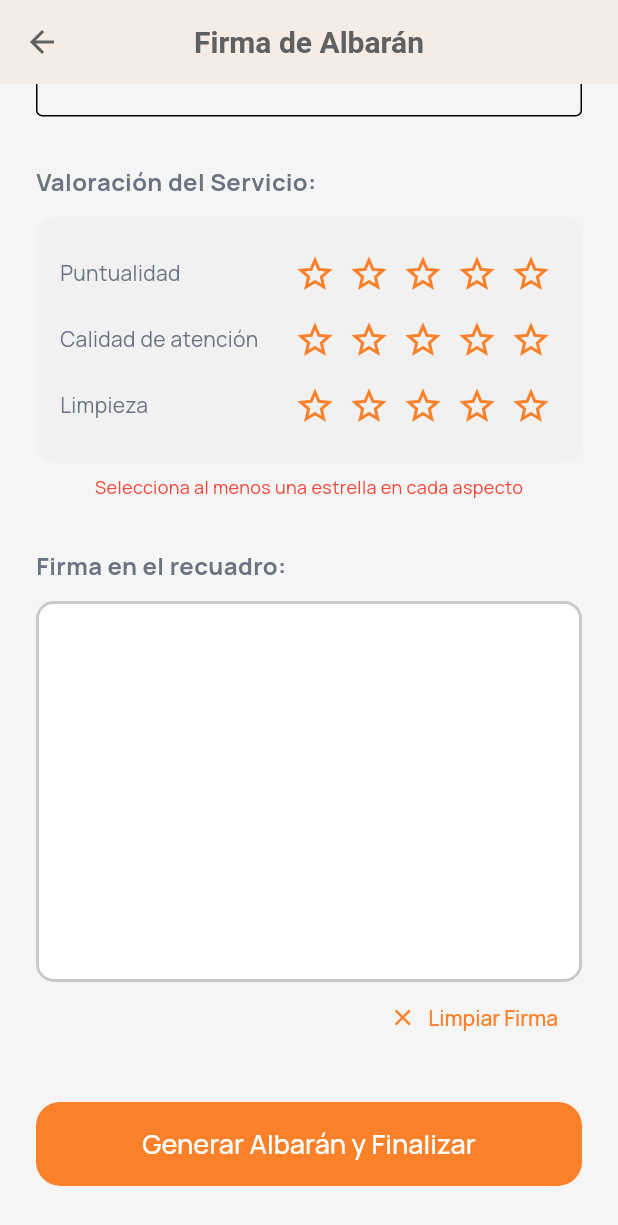
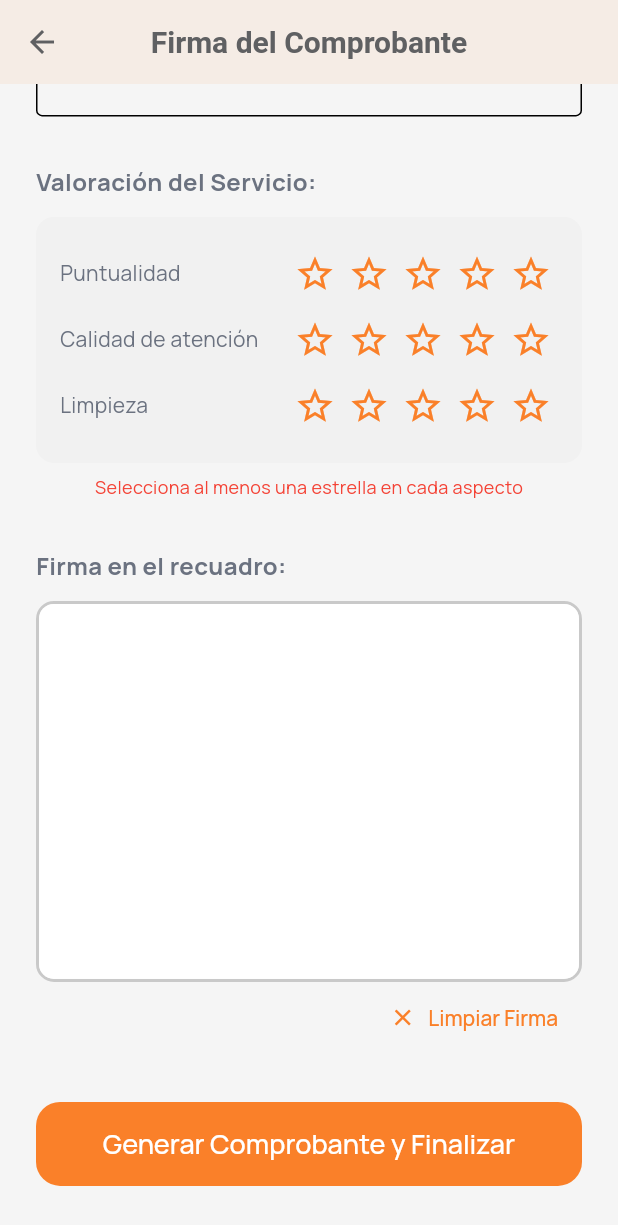
Before and after one commit to desarrolloxprinta/xprinta-survey-app, a Flutter app: the SignatureScreen screen opened directly with empty values, scrolled down 535 dp, on a phone screen of 412 x 824 dp. Shown: the top 1225 px of the screen. Run offline on Flutter 3.47's test engine with Material 3 defaults, Android fonts, the phone set to English and light mode, and no system bars; drawn by our look-alikes of signature; our stand-ins replace file_picker, flutter_local_notifications, flutter_riverpod, flutter_svg, geolocator, google_fonts and 7 more; missing offline and left inert: mobile_scanner; accounts and stored records are empty; Roboto replaces fonts that are missing (Questrial).

Commit message:
feat: Rename Albarán de Medición to Comprobante de Medición throughout the app

```diff
--- a/lib/screens/measurement_detail_screen.dart
+++ b/lib/screens/measurement_detail_screen.dart
@@ -400,7 +400,7 @@ class MeasurementDetailScreen extends ConsumerWidget {
                       });
                     },
                     icon: const Icon(Icons.draw),
-                    label: const Text('Finalizar y Firmar Albarán'),
+                    label: const Text('Finalizar y Firmar Comprobante'),
                     style: OutlinedButton.styleFrom(
                       padding: const EdgeInsets.symmetric(vertical: 16),
                       minimumSize: const Size(double.infinity, 54),
--- a/lib/screens/signature_screen.dart
+++ b/lib/screens/signature_screen.dart
@@ -96,7 +96,7 @@ class _SignatureScreenState extends State<SignatureScreen> {
                 children: [
                   pw.Image(logoImage, height: 40),
                   pw.Text(
-                    'ALBARÁN DE MEDICIÓN',
+                    'COMPROBANTE DE MEDICIÓN',
                     style: pw.TextStyle(
                       font: fontHeading,
                       fontSize: 20,
@@ -261,7 +261,7 @@ class _SignatureScreenState extends State<SignatureScreen> {
       await supabase.from('files').insert({
         'project_id': projectId,
         'category': 'albaran_medicion',
-        'filename': 'Albarán de Medición',
+        'filename': 'Comprobante de Medición',
         'storage_path': path,
         'bucket': 'project-files',
         'size_bytes': bytes.length,
@@ -280,7 +280,7 @@ class _SignatureScreenState extends State<SignatureScreen> {
       }).eq('id', projectId);
 
       if (mounted) {
-        ScaffoldMessenger.of(context).showSnackBar(const SnackBar(content: Text('Albarán generado y guardado.', style: TextStyle(color: Colors.white)), backgroundColor: Colors.green));
+        ScaffoldMessenger.of(context).showSnackBar(const SnackBar(content: Text('Comprobante generado y guardado.', style: TextStyle(color: Colors.white)), backgroundColor: Colors.green));
         Navigator.of(context).popUntil((route) => route.isFirst);
       }
     } catch (e) {
@@ -322,7 +322,7 @@ class _SignatureScreenState extends State<SignatureScreen> {
   @override
   Widget build(BuildContext context) {
     return Scaffold(
-      appBar: AppBar(title: const Text('Firma de Albarán'), elevation: 0),
+      appBar: AppBar(title: const Text('Firma del Comprobante'), elevation: 0),
       body: _isGenerating
         ? const Center(child: CircularProgressIndicator())
         : ListView(
@@ -424,7 +424,7 @@ class _SignatureScreenState extends State<SignatureScreen> {
                   minimumSize: const Size(double.infinity, 56),
                   shape: RoundedRectangleBorder(borderRadius: BorderRadius.circular(16)),
                 ),
-                child: const Text('Generar Albarán y Finalizar', style: TextStyle(fontSize: 18)),
+                child: const Text('Generar Comprobante y Finalizar', style: TextStyle(fontSize: 18)),
               ),
             ],
           ),
--- a/pubspec.yaml
+++ b/pubspec.yaml
@@ -16,7 +16,7 @@ publish_to: 'none' # Remove this line if you wish to publish to pub.dev
 # https://developer.apple.com/library/archive/documentation/General/Reference/InfoPlistKeyReference/Articles/CoreFoundationKeys.html
 # In Windows, build-name is used as the major, minor, and patch parts
 # of the product and file versions while build-number is used as the build suffix.
-version: 1.0.0+15
+version: 1.0.0+16
 
 environment:
   sdk: ^3.12.0-113.1.beta
```
